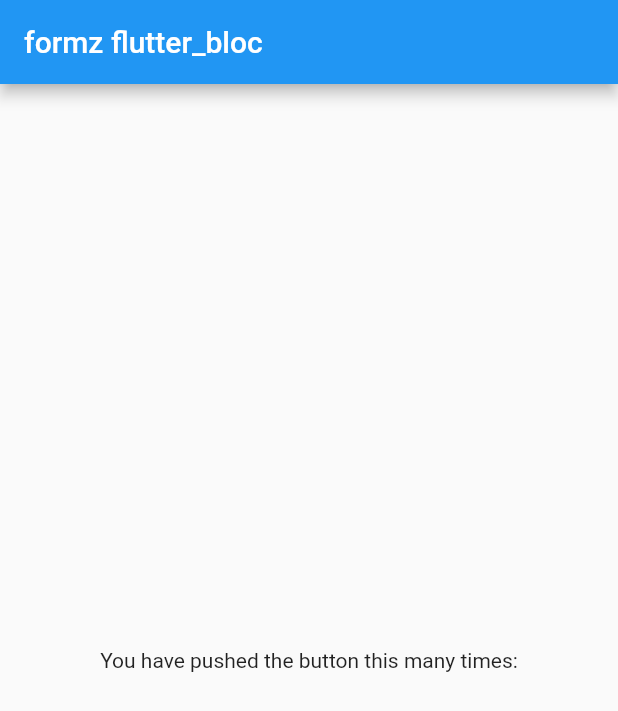
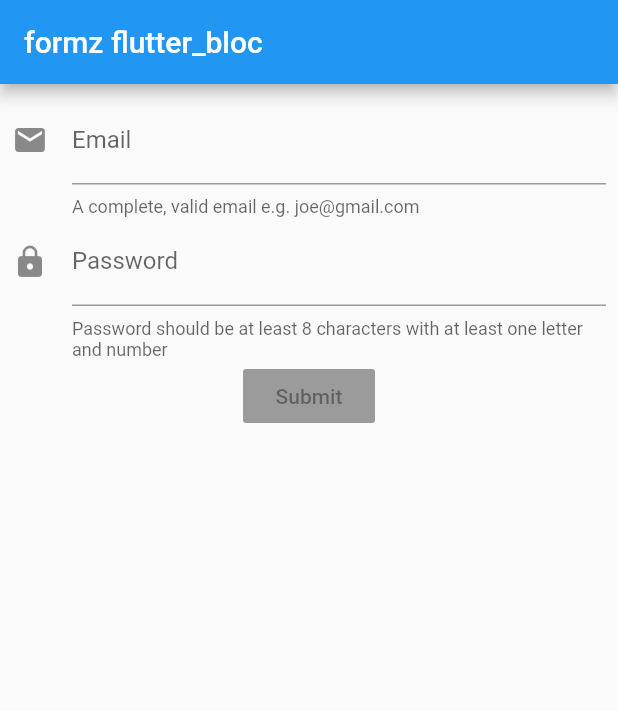
Before and after one commit to mariouriarte/formz_ejemplo, a Flutter app: the screen it shows after launch, on a phone screen of 412 x 824 dp. Shown: the top 711 px of the screen. Run offline on Flutter 3.47's test engine with Material 2 defaults, Android fonts, the phone set to English and light mode, and no system bars; our stand-ins replace bloc, equatable, flutter_bloc, formz; statements that could not run were skipped.

Commit message:
Formulario validado

```diff
--- a/lib/bloc/form/mi_form_event.dart
+++ b/lib/bloc/form/mi_form_event.dart
@@ -5,6 +5,9 @@ abstract class MiFormEvent extends Equatable {
 
   @override
   List<Object> get props => [];
+
+  @override
+  bool get stringify => true;
 }
 
 class EmailChangedEvent extends MiFormEvent {
--- a/lib/bloc/form/mi_form_state.dart
+++ b/lib/bloc/form/mi_form_state.dart
@@ -25,6 +25,9 @@ class MiFormState extends Equatable {
 
   @override
   List<Object> get props => [email, password, status];
+
+  @override
+  bool get stringify => true;
 }
 
 // class MiFormInitial extends MiFormState {
--- a/lib/main.dart
+++ b/lib/main.dart
@@ -1,4 +1,8 @@
 import 'package:flutter/material.dart';
+import 'package:flutter_bloc/flutter_bloc.dart';
+
+import 'bloc/form/mi_form_bloc.dart';
+import 'package:formz/formz.dart';
 
 void main() {
   runApp(MyApp());
@@ -34,12 +38,169 @@ class _MyHomePageState extends State<MyHomePage> {
       appBar: AppBar(
         title: Text(widget.title),
       ),
-      body: Center(
+      body: BlocProvider(
+        create: (context) => MiFormBloc(),
+        child: ConstruirForm(),
+      ),
+    );
+  }
+}
+
+class ConstruirForm extends StatelessWidget {
+  @override
+  Widget build(BuildContext context) {
+    return BlocListener<MiFormBloc, MiFormState>(
+      listener: (context, state) {
+        if (state.status.isSubmissionSuccess) {
+          Scaffold.of(context).hideCurrentSnackBar();
+          showDialog<void>(
+            context: context,
+            builder: (_) => SuccessDialog(),
+          );
+        }
+        if (state.status.isSubmissionInProgress) {
+          Scaffold.of(context)
+            ..hideCurrentSnackBar()
+            ..showSnackBar(
+              const SnackBar(content: Text('Submitting...')),
+            );
+        }
+      },
+      child: Padding(
+        padding: const EdgeInsets.all(8.0),
         child: Column(
-          mainAxisAlignment: MainAxisAlignment.center,
           children: <Widget>[
-            Text(
-              'You have pushed the button this many times:',
+            EmailInput(),
+            PasswordInput(),
+            SubmitButton(),
+          ],
+        ),
+      ),
+    );
+  }
+}
+
+class EmailInput extends StatelessWidget {
+  // const EmailInput({Key key, this.focusNode}) : super(key: key);
+  // final FocusNode focusNode;
+
+  @override
+  Widget build(BuildContext context) {
+    return BlocBuilder<MiFormBloc, MiFormState>(
+      buildWhen: (previous, current) {
+        //todo
+        //print()
+        return previous.email != current.email;
+      },
+      builder: (context, state) {
+        return TextFormField(
+          initialValue: state.email.value,
+          // focusNode: focusNode,
+          decoration: InputDecoration(
+            icon: const Icon(Icons.email),
+            labelText: 'Email',
+            helperText: 'A complete, valid email e.g. joe@gmail.com',
+            errorText: state.email.invalid
+                ? 'Please ensure the email entered is valid'
+                : null,
+          ),
+          keyboardType: TextInputType.emailAddress,
+          onChanged: (value) {
+            context.read<MiFormBloc>().add(EmailChangedEvent(email: value));
+          },
+          // textInputAction: TextInputAction.next,
+        );
+      },
+    );
+  }
+}
+
+class PasswordInput extends StatelessWidget {
+  // const PasswordInput({Key key, this.focusNode}) : super(key: key);
+  // final FocusNode focusNode;
+
+  @override
+  Widget build(BuildContext context) {
+    return BlocBuilder<MiFormBloc, MiFormState>(
+      buildWhen: (previous, current) {
+        //todo
+        //print()
+        return previous.password != current.password;
+      },
+      builder: (context, state) {
+        return TextFormField(
+          initialValue: state.password.value,
+          decoration: InputDecoration(
+            icon: const Icon(Icons.lock),
+            helperText:
+                '''Password should be at least 8 characters with at least one letter and number''',
+            helperMaxLines: 2,
+            labelText: 'Password',
+            errorMaxLines: 2,
+            errorText: state.password.invalid
+                ? '''Password must be at least 8 characters and contain at least one letter and number'''
+                : null,
+          ),
+          obscureText: true,
+          onChanged: (value) {
+            context
+                .read<MiFormBloc>()
+                .add(PasswordChangedEvent(password: value));
+          },
+          // textInputAction: TextInputAction.done,
+        );
+      },
+    );
+  }
+}
+
+class SubmitButton extends StatelessWidget {
+  @override
+  Widget build(BuildContext context) {
+    return BlocBuilder<MiFormBloc, MiFormState>(
+      buildWhen: (previous, current) => previous.status != current.status,
+      builder: (context, state) {
+        return RaisedButton(
+          onPressed: state.status.isValidated
+              ? () => context.read<MiFormBloc>().add(FormSubmittedEvent())
+              : null,
+          child: const Text('Submit'),
+        );
+      },
+    );
+  }
+}
+
+class SuccessDialog extends StatelessWidget {
+  @override
+  Widget build(BuildContext context) {
+    return Dialog(
+      shape: RoundedRectangleBorder(
+        borderRadius: BorderRadius.circular(8),
+      ),
+      child: Padding(
+        padding: const EdgeInsets.all(8.0),
+        child: Column(
+          mainAxisSize: MainAxisSize.min,
+          children: <Widget>[
+            Row(
+              mainAxisSize: MainAxisSize.max,
+              children: <Widget>[
+                const Icon(Icons.info),
+                const Flexible(
+                  child: Padding(
+                    padding: EdgeInsets.all(10),
+                    child: Text(
+                      'Form Submitted Successfully!',
+                      softWrap: true,
+                    ),
+                  ),
+                ),
+              ],
+            ),
+            RaisedButton(
+              child: const Text('OK'),
+              onPressed: () => Navigator.of(context).pop(),
             ),
           ],
         ),
```
Also changed, not shown: lib/bloc/form/mi_form_bloc.dart (+31 -21 lines).
